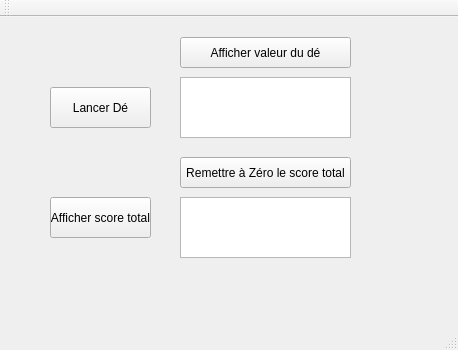
First picture: the form in TP-Heritage-Application-De/LancerDe.ui, repository yannmrt/TP-Heritage-, before the edit.
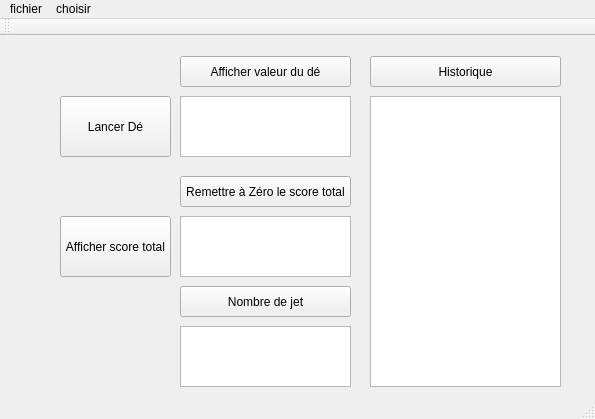
Second picture: the form after the edit.

What changed in the file:
```diff
--- a/TP-Heritage-Application-De/LancerDe.ui
+++ b/TP-Heritage-Application-De/LancerDe.ui
@@ -6,8 +6,8 @@
    <rect>
     <x>0</x>
     <y>0</y>
-    <width>458</width>
-    <height>350</height>
+    <width>595</width>
+    <height>419</height>
    </rect>
   </property>
   <property name="windowTitle">
@@ -17,10 +17,10 @@
    <widget class="QPushButton" name="startDeButton">
     <property name="geometry">
      <rect>
-      <x>50</x>
-      <y>70</y>
-      <width>101</width>
-      <height>41</height>
+      <x>60</x>
+      <y>60</y>
+      <width>111</width>
+      <height>61</height>
      </rect>
     </property>
     <property name="text">
@@ -53,10 +53,10 @@
    <widget class="QPushButton" name="showTotalScoreButton">
     <property name="geometry">
      <rect>
-      <x>50</x>
+      <x>60</x>
       <y>180</y>
-      <width>101</width>
-      <height>41</height>
+      <width>111</width>
+      <height>61</height>
      </rect>
     </property>
     <property name="text">
@@ -86,16 +86,76 @@
      </rect>
     </property>
    </widget>
+   <widget class="QPushButton" name="showNumberJet">
+    <property name="geometry">
+     <rect>
+      <x>180</x>
+      <y>250</y>
+      <width>171</width>
+      <height>31</height>
+     </rect>
+    </property>
+    <property name="text">
+     <string>Nombre de jet</string>
+    </property>
+   </widget>
+   <widget class="QPlainTextEdit" name="showTextNumberJet">
+    <property name="geometry">
+     <rect>
+      <x>180</x>
+      <y>290</y>
+      <width>171</width>
+      <height>61</height>
+     </rect>
+    </property>
+   </widget>
+   <widget class="QTableWidget" name="tableHistorique">
+    <property name="geometry">
+     <rect>
+      <x>370</x>
+      <y>60</y>
+      <width>191</width>
+      <height>291</height>
+     </rect>
+    </property>
+   </widget>
+   <widget class="QPushButton" name="showHistorique">
+    <property name="geometry">
+     <rect>
+      <x>370</x>
+      <y>20</y>
+      <width>191</width>
+      <height>31</height>
+     </rect>
+    </property>
+    <property name="text">
+     <string>Historique</string>
+    </property>
+   </widget>
   </widget>
   <widget class="QMenuBar" name="menuBar">
    <property name="geometry">
     <rect>
      <x>0</x>
      <y>0</y>
-     <width>458</width>
+     <width>595</width>
      <height>21</height>
     </rect>
    </property>
+   <widget class="QMenu" name="menuchoisir">
+    <property name="title">
+     <string>choisir</string>
+    </property>
+    <addaction name="actionde"/>
+    <addaction name="actiondehisto"/>
+   </widget>
+   <widget class="QMenu" name="menufichier">
+    <property name="title">
+     <string>fichier</string>
+    </property>
+   </widget>
+   <addaction name="menufichier"/>
+   <addaction name="menuchoisir"/>
   </widget>
   <widget class="QToolBar" name="mainToolBar">
    <attribute name="toolBarArea">
```
Left out of the diff: 44 changed lines with no effect on the pictures.
